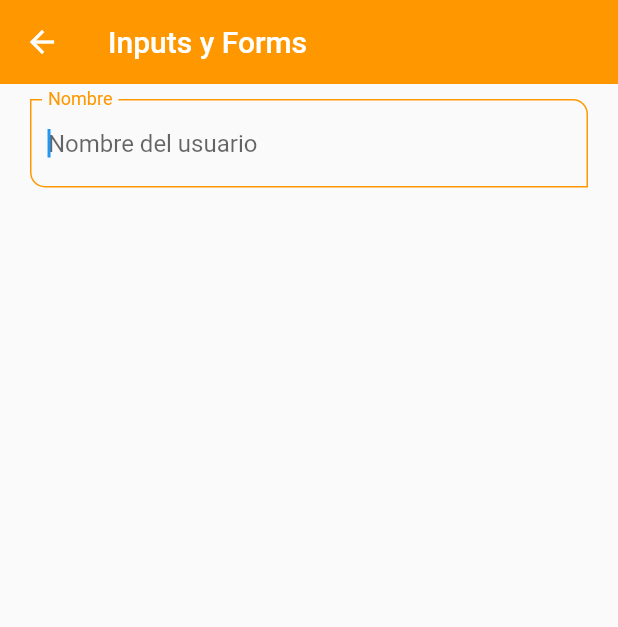
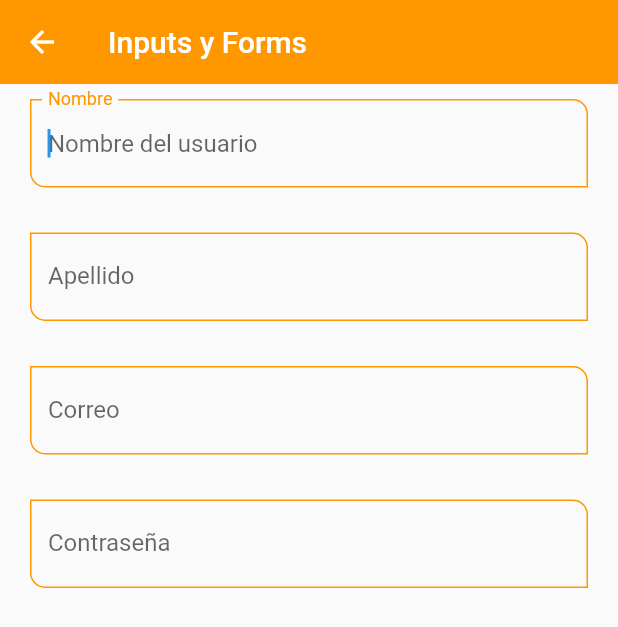
Before and after one commit to slopezalvas/fl_components, a Flutter app: the InputsScreen screen opened by its route, on a phone screen of 412 x 824 dp. Shown: the top 627 px of the screen. Run offline on Flutter 3.47's test engine with Material 2 defaults, Android fonts, the phone set to English and light mode, and no system bars.

Commit message:
Email y Password fields

```diff
--- a/lib/screens/inputs_screen.dart
+++ b/lib/screens/inputs_screen.dart
@@ -18,8 +18,17 @@ class InputsScreen extends StatelessWidget {
           child: Column(
             children: const [
 
-              CustomInputField(labelText: 'Nombre', hintText: 'Nombre del usuario',)
+              CustomInputField(labelText: 'Nombre', hintText: 'Nombre del usuario', ),
+              SizedBox(height: 30,),
 
+              CustomInputField(labelText: 'Apellido', hintText: 'Apellido del usuario',),
+              SizedBox(height: 30,),
+
+              CustomInputField(labelText: 'Correo', hintText: 'Correo del usuario',keyboardType: TextInputType.emailAddress,),
+              SizedBox(height: 30,),
+
+              CustomInputField(labelText: 'Contraseña', hintText: 'Contraseña del usuario', obscureText: true,),
+              SizedBox(height: 30,)
             ]
           ),
         ),
--- a/lib/widgets/custom_input_field.dart
+++ b/lib/widgets/custom_input_field.dart
@@ -1,15 +1,23 @@
 import 'package:flutter/material.dart';
 
 class CustomInputField extends StatelessWidget {
-
   final String? hintText;
   final String? labelText;
   final String? helperText;
   final IconData? icon;
   final IconData? suffixIcon;
+  final TextInputType? keyboardType;
+  final bool obscureText;
 
   const CustomInputField({
-    Key? key, this.hintText, this.labelText, this.helperText, this.icon, this.suffixIcon,
+    Key? key,
+    this.hintText,
+    this.labelText,
+    this.helperText,
+    this.icon,
+    this.suffixIcon,
+    this.keyboardType,
+    this.obscureText = false,
   }) : super(key: key);
 
   @override
@@ -18,11 +26,13 @@ class CustomInputField extends StatelessWidget {
       autofocus: true,
       initialValue: '',
       textCapitalization: TextCapitalization.words,
+      keyboardType: keyboardType,
+      obscureText: obscureText,
       onChanged: (value) {
         print('value:  $value');
       },
       validator: (value) {
-        if ( value == null) return 'Este campo es requerido';
+        if (value == null) return 'Este campo es requerido';
         return value.length < 3 ? 'Minimo de 3 letras' : null;
       },
       autovalidateMode: AutovalidateMode.onUserInteraction,
@@ -30,9 +40,8 @@ class CustomInputField extends StatelessWidget {
         hintText: hintText,
         labelText: labelText,
         helperText: helperText,
-        suffixIcon: suffixIcon == null ? null : Icon (suffixIcon),
-        icon: icon == null ? null : Icon (icon),
-
+        suffixIcon: suffixIcon == null ? null : Icon(suffixIcon),
+        icon: icon == null ? null : Icon(icon),
       ),
     );
   }
```
